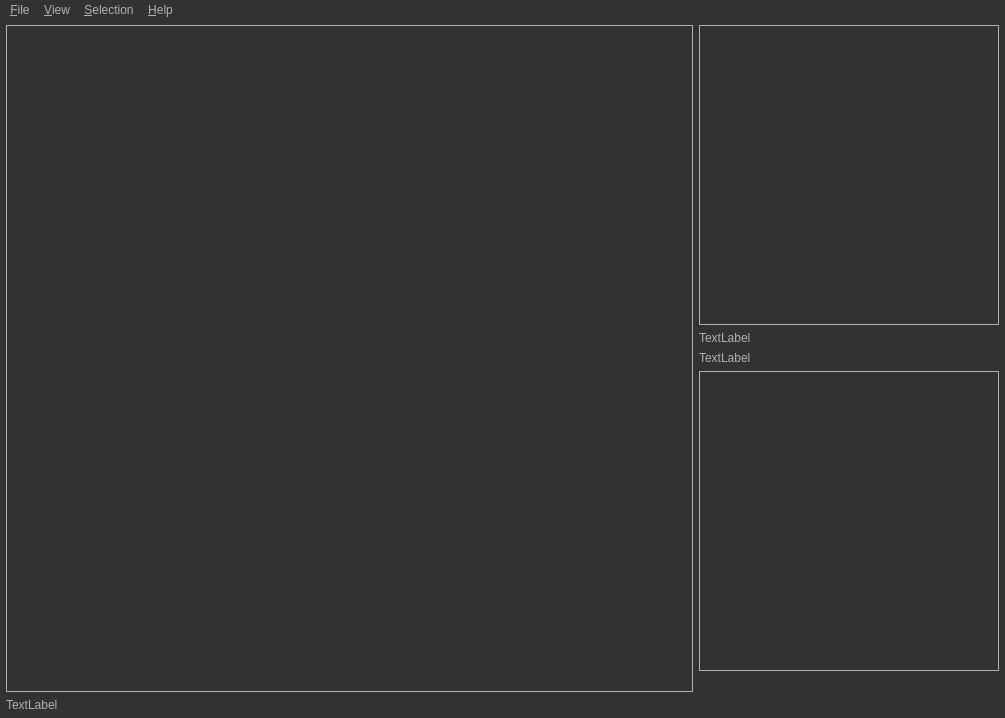
This is src/saisieQT/mainwindow.ui in micmacIGN/micmac as Qt 5 draws it before an edit. The edited form follows.
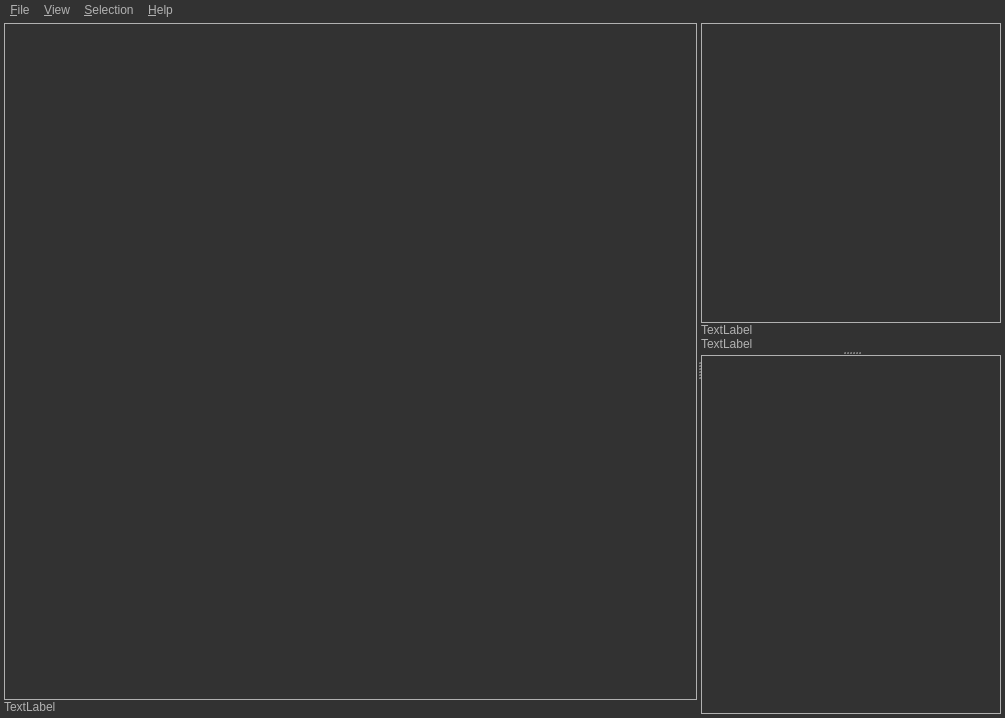
This is the edited form. Icons and pictures are not drawn.

Commit message: SaisieQt : splitter

```diff
--- a/src/saisieQT/mainwindow.ui
+++ b/src/saisieQT/mainwindow.ui
@@ -505,23 +505,67 @@
   <widget class="QWidget" name="centralWidget">
    <layout class="QHBoxLayout" name="horizontalLayout">
     <property name="leftMargin">
-     <number>6</number>
+     <number>4</number>
     </property>
     <property name="topMargin">
-     <number>6</number>
+     <number>4</number>
     </property>
     <property name="rightMargin">
-     <number>6</number>
+     <number>4</number>
     </property>
     <property name="bottomMargin">
-     <number>6</number>
+     <number>4</number>
     </property>
     <item>
-     <layout class="QVBoxLayout" name="verticalLayout_2">
+     <widget class="QSplitter" name="splitter_GLWid_Tools">
+      <property name="sizePolicy">
+       <sizepolicy hsizetype="Expanding" vsizetype="Preferred">
+        <horstretch>0</horstretch>
+        <verstretch>0</verstretch>
+       </sizepolicy>
+      </property>
+      <property name="orientation">
+       <enum>Qt::Horizontal</enum>
+      </property>
+      <property name="opaqueResize">
+       <bool>false</bool>
+      </property>
+      <property name="childrenCollapsible">
+       <bool>true</bool>
+      </property>
+      <widget class="QFrame" name="frame_GLWidgets">
+       <property name="sizePolicy">
+        <sizepolicy hsizetype="Preferred" vsizetype="Preferred">
+         <horstretch>1</horstretch>
+         <verstretch>0</verstretch>
+        </sizepolicy>
+       </property>
+       <property name="frameShape">
+        <enum>QFrame::NoFrame</enum>
+       </property>
+       <property name="frameShadow">
+        <enum>QFrame::Raised</enum>
+       </property>
+       <layout class="QVBoxLayout" name="verticalLayout_3">
+        <property name="spacing">
+         <number>0</number>
+        </property>
+        <property name="leftMargin">
+         <number>0</number>
+        </property>
+        <property name="topMargin">
+         <number>0</number>
+        </property>
+        <property name="rightMargin">
+         <number>0</number>
+        </property>
+        <property name="bottomMargin">
+         <number>0</number>
+        </property>
       <item>
-       <widget class="QFrame" name="OpenglLayout">
+         <widget class="QFrame" name="QFrame_OpenglLayout">
         <property name="sizePolicy">
-         <sizepolicy hsizetype="Expanding" vsizetype="Expanding">
+           <sizepolicy hsizetype="Preferred" vsizetype="Preferred">
           <horstretch>0</horstretch>
           <verstretch>0</verstretch>
          </sizepolicy>
@@ -545,17 +589,75 @@
       </item>
       <item>
        <widget class="QLabel" name="label_ImagePosition_2">
+          <property name="sizePolicy">
+           <sizepolicy hsizetype="Minimum" vsizetype="Fixed">
+            <horstretch>0</horstretch>
+            <verstretch>0</verstretch>
+           </sizepolicy>
+          </property>
+          <property name="minimumSize">
+           <size>
+            <width>150</width>
+            <height>0</height>
+           </size>
+          </property>
         <property name="text">
          <string>TextLabel</string>
         </property>
        </widget>
       </item>
      </layout>
-    </item>
+      </widget>
+      <widget class="QSplitter" name="splitter_Tools">
+       <property name="sizePolicy">
+        <sizepolicy hsizetype="Preferred" vsizetype="Expanding">
+         <horstretch>0</horstretch>
+         <verstretch>0</verstretch>
+        </sizepolicy>
+       </property>
+       <property name="midLineWidth">
+        <number>0</number>
+       </property>
+       <property name="orientation">
+        <enum>Qt::Vertical</enum>
+       </property>
+       <widget class="QFrame" name="QFrame_Tools">
+        <property name="sizePolicy">
+         <sizepolicy hsizetype="Preferred" vsizetype="Preferred">
+          <horstretch>0</horstretch>
+          <verstretch>0</verstretch>
+         </sizepolicy>
+        </property>
+        <property name="frameShape">
+         <enum>QFrame::NoFrame</enum>
+        </property>
+        <property name="frameShadow">
+         <enum>QFrame::Raised</enum>
+        </property>
+        <layout class="QVBoxLayout" name="verticalLayout_4">
+         <property name="spacing">
+          <number>0</number>
+         </property>
+         <property name="leftMargin">
+          <number>0</number>
+         </property>
+         <property name="topMargin">
+          <number>0</number>
+         </property>
+         <property name="rightMargin">
+          <number>0</number>
+         </property>
+         <property name="bottomMargin">
+          <number>0</number>
+         </property>
     <item>
-     <layout class="QVBoxLayout" name="verticalLayout">
-      <item>
-       <widget class="QFrame" name="zoomLayout">
+          <widget class="QFrame" name="QFrame_zoom">
+           <property name="sizePolicy">
+            <sizepolicy hsizetype="Preferred" vsizetype="Preferred">
+             <horstretch>0</horstretch>
+             <verstretch>0</verstretch>
+            </sizepolicy>
+           </property>
         <property name="minimumSize">
          <size>
           <width>300</width>
@@ -564,8 +666,8 @@
         </property>
         <property name="maximumSize">
          <size>
-          <width>300</width>
-          <height>300</height>
+             <width>16777215</width>
+             <height>16777215</height>
          </size>
         </property>
         <property name="baseSize">
@@ -584,24 +686,64 @@
       </item>
       <item>
        <widget class="QLabel" name="label_ImageName">
+           <property name="sizePolicy">
+            <sizepolicy hsizetype="Minimum" vsizetype="Fixed">
+             <horstretch>0</horstretch>
+             <verstretch>1</verstretch>
+            </sizepolicy>
+           </property>
+           <property name="minimumSize">
+            <size>
+             <width>100</width>
+             <height>0</height>
+            </size>
+           </property>
         <property name="text">
          <string>TextLabel</string>
         </property>
+           <property name="textFormat">
+            <enum>Qt::AutoText</enum>
+           </property>
+           <property name="wordWrap">
+            <bool>false</bool>
+           </property>
        </widget>
       </item>
       <item>
        <widget class="QLabel" name="label_ImagePosition_1">
+           <property name="sizePolicy">
+            <sizepolicy hsizetype="Minimum" vsizetype="Fixed">
+             <horstretch>0</horstretch>
+             <verstretch>1</verstretch>
+            </sizepolicy>
+           </property>
+           <property name="minimumSize">
+            <size>
+             <width>100</width>
+             <height>0</height>
+            </size>
+           </property>
         <property name="text">
          <string>TextLabel</string>
         </property>
-       </widget>
-      </item>
-      <item>
-       <widget class="QFrame" name="frame3D">
+           <property name="wordWrap">
+            <bool>false</bool>
+           </property>
+          </widget>
+         </item>
+        </layout>
+       </widget>
+       <widget class="QFrame" name="frame_preview3D">
+        <property name="sizePolicy">
+         <sizepolicy hsizetype="Preferred" vsizetype="Preferred">
+          <horstretch>0</horstretch>
+          <verstretch>20</verstretch>
+         </sizepolicy>
+        </property>
         <property name="minimumSize">
          <size>
-          <width>300</width>
-          <height>300</height>
+          <width>0</width>
+          <height>0</height>
          </size>
         </property>
         <property name="frameShape">
@@ -611,21 +753,8 @@
          <enum>QFrame::Plain</enum>
         </property>
        </widget>
-      </item>
-      <item>
-       <spacer name="verticalSpacer">
-        <property name="orientation">
-         <enum>Qt::Vertical</enum>
-        </property>
-        <property name="sizeHint" stdset="0">
-         <size>
-          <width>20</width>
-          <height>40</height>
-         </size>
-        </property>
-       </spacer>
-      </item>
-     </layout>
+      </widget>
+     </widget>
     </item>
    </layout>
   </widget>
```
Left out of the diff: 4 changed lines with no effect on the pictures. Lines whose indentation alone changed are shown as unchanged. The commit also changes 1 other file.
